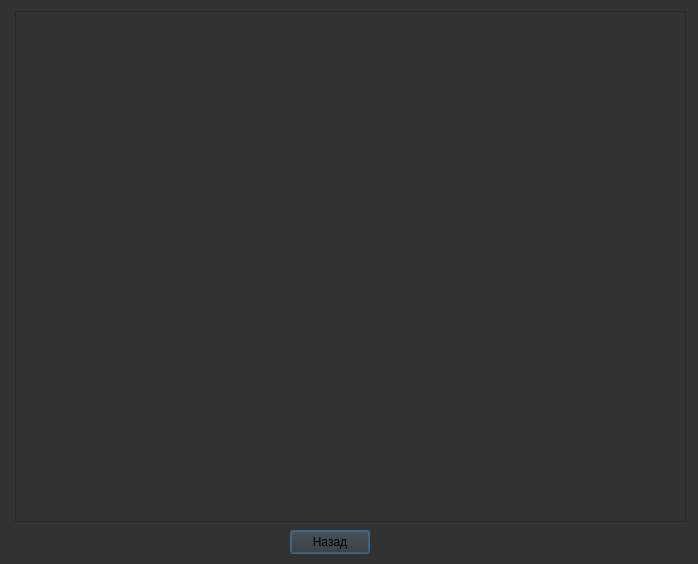
Above: table.ui from artik0811/ud_kursach before the change. Below: the same form after it.
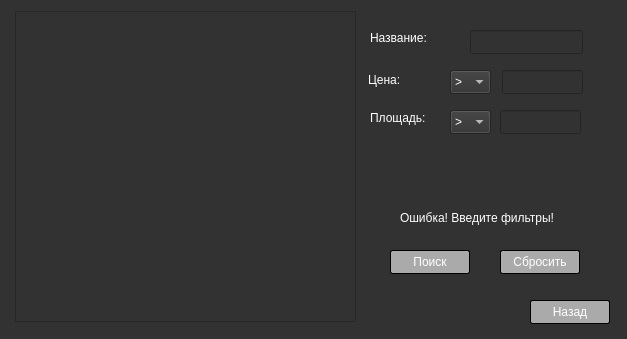
That is the form after the change.

The edit to the form file:
```diff
--- a/table.ui
+++ b/table.ui
@@ -6,8 +6,8 @@
    <rect>
     <x>0</x>
     <y>0</y>
-    <width>698</width>
-    <height>564</height>
+    <width>627</width>
+    <height>339</height>
    </rect>
   </property>
   <property name="windowTitle">
@@ -19,12 +19,25 @@
   <widget class="QPushButton" name="pushButton">
    <property name="geometry">
     <rect>
-     <x>290</x>
-     <y>530</y>
+     <x>530</x>
+     <y>300</y>
      <width>80</width>
      <height>24</height>
     </rect>
    </property>
+   <property name="styleSheet">
+    <string notr="true">QPushButton{padding:4px;
+    color: #fff;
+    border-radius: 2px;
+    border: 1px solid #000000;
+    background-color: rgb(170,170,170);
+}
+QPushButton:pressed {
+    color: #111;
+    background: #fff;
+}
+</string>
+   </property>
    <property name="text">
     <string>Назад</string>
    </property>
@@ -34,13 +47,245 @@
     <rect>
      <x>15</x>
      <y>11</y>
-     <width>671</width>
-     <height>511</height>
+     <width>341</width>
+     <height>311</height>
     </rect>
    </property>
    <property name="tabletTracking">
     <bool>true</bool>
    </property>
+   <property name="styleSheet">
+    <string notr="true">QHeaderView {
+    background-color:  rgb(50,50,50);
+}
+QHeaderView::section:horizontal {
+    color: #fff;
+    background-color: rgb(50,50,50);
+ }
+ QTableView {
+    color:#fff;
+ }</string>
+   </property>
+  </widget>
+  <widget class="QPushButton" name="pushButton_2">
+   <property name="geometry">
+    <rect>
+     <x>390</x>
+     <y>250</y>
+     <width>80</width>
+     <height>24</height>
+    </rect>
+   </property>
+   <property name="styleSheet">
+    <string notr="true">QPushButton{padding:4px;
+    color: #fff;
+    border-radius: 2px;
+    border: 1px solid #000000;
+    background-color: rgb(170,170,170);
+}
+QPushButton:pressed {
+    color: #111;
+    background: #fff;
+}
+</string>
+   </property>
+   <property name="text">
+    <string>Поиск</string>
+   </property>
+  </widget>
+  <widget class="QLineEdit" name="lineEdit">
+   <property name="geometry">
+    <rect>
+     <x>470</x>
+     <y>30</y>
+     <width>113</width>
+     <height>24</height>
+    </rect>
+   </property>
+   <property name="styleSheet">
+    <string notr="true">color: rgb(255,255,255)
+</string>
+   </property>
+  </widget>
+  <widget class="QLineEdit" name="lineEdit_2">
+   <property name="geometry">
+    <rect>
+     <x>502</x>
+     <y>70</y>
+     <width>81</width>
+     <height>24</height>
+    </rect>
+   </property>
+   <property name="styleSheet">
+    <string notr="true">color: rgb(255,255,255)
+</string>
+   </property>
+  </widget>
+  <widget class="QLabel" name="label">
+   <property name="geometry">
+    <rect>
+     <x>370</x>
+     <y>30</y>
+     <width>61</width>
+     <height>16</height>
+    </rect>
+   </property>
+   <property name="styleSheet">
+    <string notr="true">color: rgb(255,255,255)
+</string>
+   </property>
+   <property name="text">
+    <string>Название:</string>
+   </property>
+  </widget>
+  <widget class="QLabel" name="label_2">
+   <property name="geometry">
+    <rect>
+     <x>368</x>
+     <y>70</y>
+     <width>81</width>
+     <height>20</height>
+    </rect>
+   </property>
+   <property name="styleSheet">
+    <string notr="true">color: rgb(255,255,255)
+</string>
+   </property>
+   <property name="text">
+    <string>Цена:</string>
+   </property>
+  </widget>
+  <widget class="QComboBox" name="comboBox">
+   <property name="geometry">
+    <rect>
+     <x>450</x>
+     <y>110</y>
+     <width>41</width>
+     <height>24</height>
+    </rect>
+   </property>
+   <property name="styleSheet">
+    <string notr="true">color: rgb(255,255,255)
+</string>
+   </property>
+   <item>
+    <property name="text">
+     <string>&gt;</string>
+    </property>
+   </item>
+   <item>
+    <property name="text">
+     <string>=</string>
+    </property>
+   </item>
+   <item>
+    <property name="text">
+     <string>&lt;</string>
+    </property>
+   </item>
+  </widget>
+  <widget class="QLabel" name="label_3">
+   <property name="geometry">
+    <rect>
+     <x>370</x>
+     <y>110</y>
+     <width>61</width>
+     <height>16</height>
+    </rect>
+   </property>
+   <property name="styleSheet">
+    <string notr="true">color: rgb(255,255,255)
+</string>
+   </property>
+   <property name="text">
+    <string>Площадь:</string>
+   </property>
+  </widget>
+  <widget class="QLineEdit" name="lineEdit_3">
+   <property name="geometry">
+    <rect>
+     <x>500</x>
+     <y>110</y>
+     <width>81</width>
+     <height>24</height>
+    </rect>
+   </property>
+   <property name="styleSheet">
+    <string notr="true">color: rgb(255,255,255)
+</string>
+   </property>
+  </widget>
+  <widget class="QLabel" name="label_4">
+   <property name="geometry">
+    <rect>
+     <x>400</x>
+     <y>210</y>
+     <width>161</width>
+     <height>16</height>
+    </rect>
+   </property>
+   <property name="styleSheet">
+    <string notr="true">color: rgb(255,255,255)
+</string>
+   </property>
+   <property name="text">
+    <string>Ошибка! Введите фильтры!</string>
+   </property>
+  </widget>
+  <widget class="QPushButton" name="pushButton_3">
+   <property name="geometry">
+    <rect>
+     <x>500</x>
+     <y>250</y>
+     <width>80</width>
+     <height>24</height>
+    </rect>
+   </property>
+   <property name="styleSheet">
+    <string notr="true">QPushButton{padding:4px;
+    color: #fff;
+    border-radius: 2px;
+    border: 1px solid #000000;
+    background-color: rgb(170,170,170);
+}
+QPushButton:pressed {
+    color: #111;
+    background: #fff;
+}
+</string>
+   </property>
+   <property name="text">
+    <string>Сбросить</string>
+   </property>
+  </widget>
+  <widget class="QComboBox" name="comboBox_2">
+   <property name="geometry">
+    <rect>
+     <x>450</x>
+     <y>70</y>
+     <width>41</width>
+     <height>24</height>
+    </rect>
+   </property>
+   <property name="styleSheet">
+    <string notr="true">color: rgb(255,255,255)
+</string>
+   </property>
+   <item>
+    <property name="text">
+     <string>&gt;</string>
+    </property>
+   </item>
+   <item>
+    <property name="text">
+     <string>=</string>
+    </property>
+   </item>
+   <item>
+    <property name="text">
+     <string>&lt;</string>
+    </property>
+   </item>
   </widget>
  </widget>
  <resources/>
```
